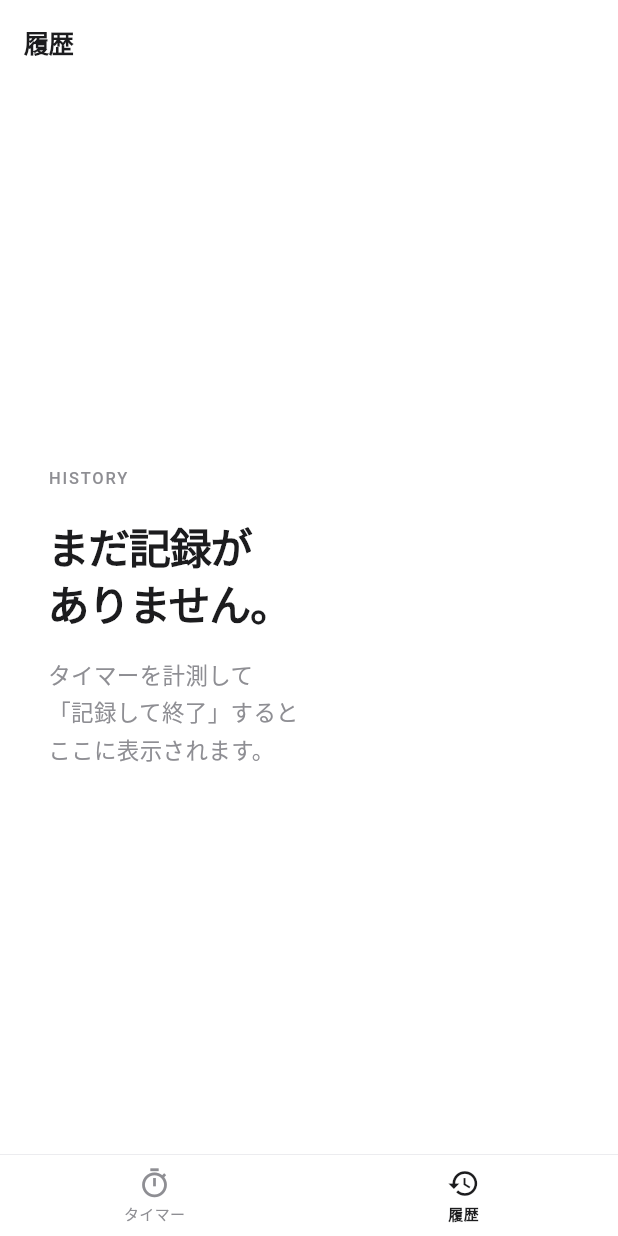
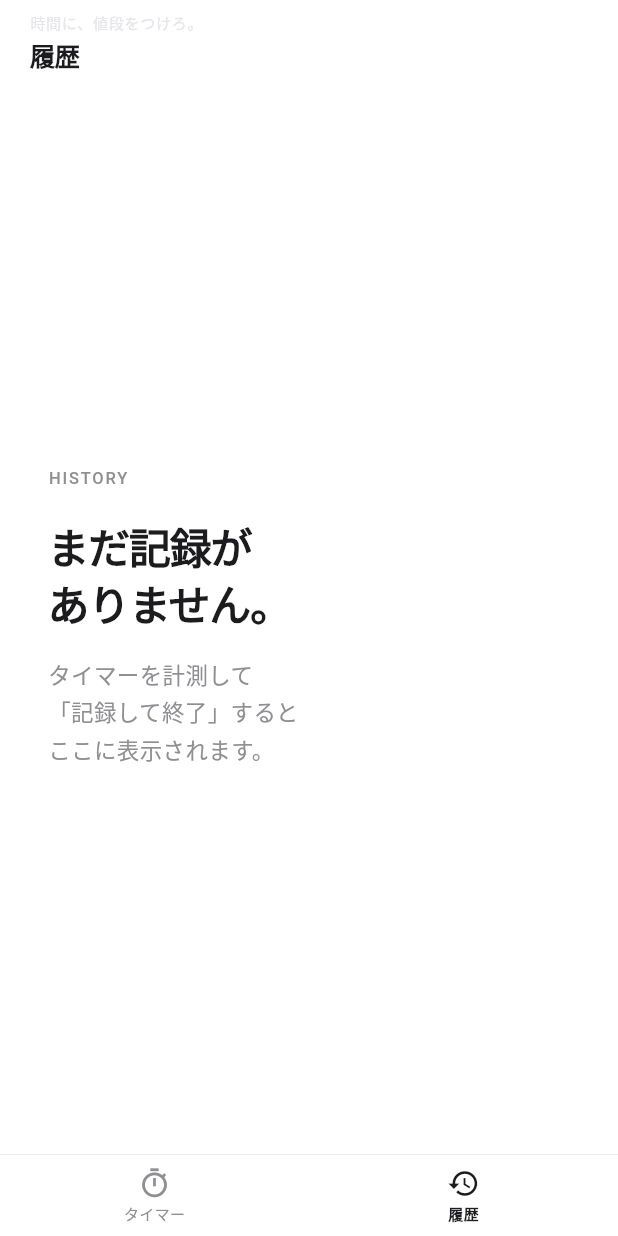
Before and after one commit to ensowacw/new-repository, a Flutter app: the screen it shows after launch, after a tap on "スキップ", after a tap on "履歴", on a phone screen of 412 x 824 dp. Run offline on Flutter 3.47's test engine with Material 3 defaults, Android fonts, the phone set to English and light mode, and no system bars; our stand-ins replace shared_preferences; missing offline and left inert: dart:html.

Commit message:
Rename app to Timeval, add tagline UI, update icon

```diff
--- a/lib/main.dart
+++ b/lib/main.dart
@@ -40,7 +40,7 @@ class MyApp extends StatelessWidget {
   @override
   Widget build(BuildContext context) {
     return MaterialApp(
-      title: 'Real Time Earnings',
+      title: 'Timeval',
       debugShowCheckedModeBanner: false,
       theme: AppTheme.theme,
       home: const _RootScreen(),
--- a/lib/screens/history_screen.dart
+++ b/lib/screens/history_screen.dart
@@ -15,7 +15,23 @@ class HistoryScreen extends StatelessWidget {
       backgroundColor: AppTheme.bg,
       appBar: AppBar(
         backgroundColor: AppTheme.bg,
-        title: const Text('履歴'),
+        titleSpacing: 20,
+        title: Column(
+          crossAxisAlignment: CrossAxisAlignment.start,
+          children: [
+            const Text(
+              '時間に、値段をつけろ。',
+              style: TextStyle(
+                fontSize: 10,
+                fontWeight: FontWeight.w500,
+                color: AppTheme.divider,
+                letterSpacing: 0.5,
+              ),
+            ),
+            const SizedBox(height: 2),
+            const Text('履歴'),
+          ],
+        ),
       ),
       body: SafeArea(
         child: Consumer<AppProvider>(
--- a/lib/screens/stopwatch_screen.dart
+++ b/lib/screens/stopwatch_screen.dart
@@ -50,8 +50,24 @@ class _TopBar extends StatelessWidget {
     final project = provider.activeProject;
     final runningCount = provider.runningCount;
 
-    return Padding(
-      padding: const EdgeInsets.fromLTRB(20, 18, 16, 14),
+    return Column(
+      crossAxisAlignment: CrossAxisAlignment.start,
+      children: [
+        // ── キャッチコピー ──────────────────────────────
+        Padding(
+          padding: const EdgeInsets.fromLTRB(20, 16, 16, 0),
+          child: Text(
+            '時間に、値段をつけろ。',
+            style: TextStyle(
+              fontSize: 11,
+              fontWeight: FontWeight.w500,
+              color: AppTheme.divider,
+              letterSpacing: 0.5,
+            ),
+          ),
+        ),
+        Padding(
+      padding: const EdgeInsets.fromLTRB(20, 8, 16, 14),
       child: Row(
         children: [
           // ── 左：プロジェクト名タップでシート ──────────
@@ -149,6 +165,8 @@ class _TopBar extends StatelessWidget {
           ),
         ],
       ),
+    ),
+      ],
     );
   }
 
--- a/pubspec.yaml
+++ b/pubspec.yaml
@@ -1,5 +1,5 @@
-name: real_time_earnings
-description: 自分の時間価値を可視化するアプリ
+name: timeval
+description: 時間に、値段をつけろ。
 publish_to: 'none'
 version: 1.0.0+1
 
```
Also changed, not shown: assets/icon/app_icon.png, 15 other files.
